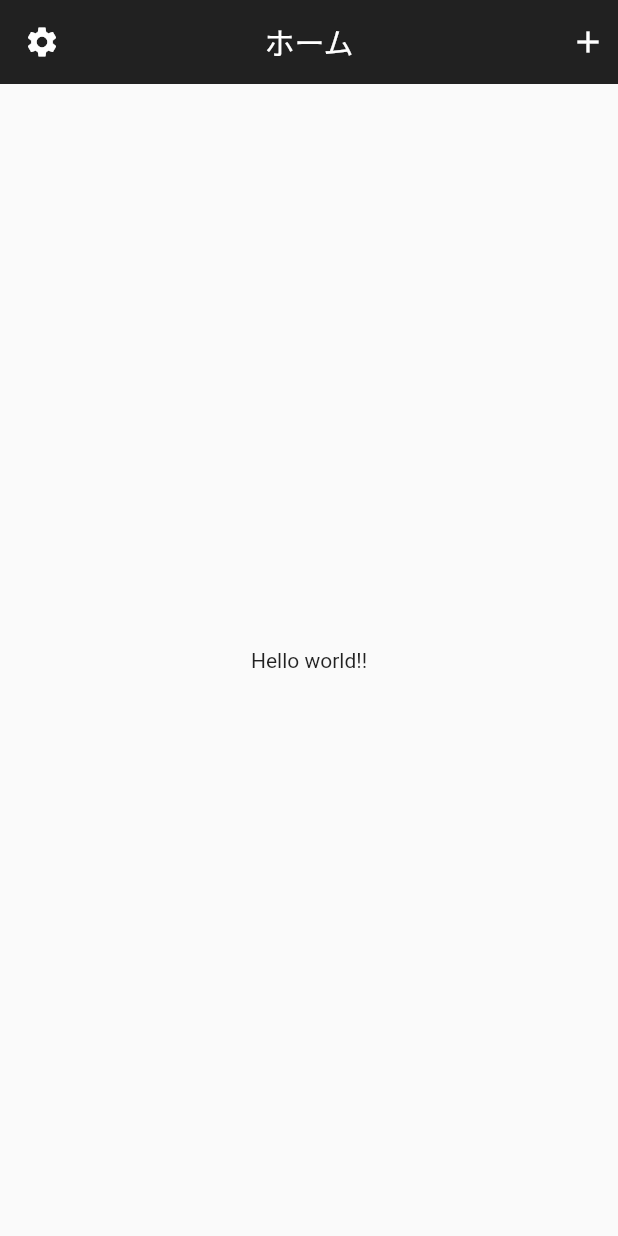
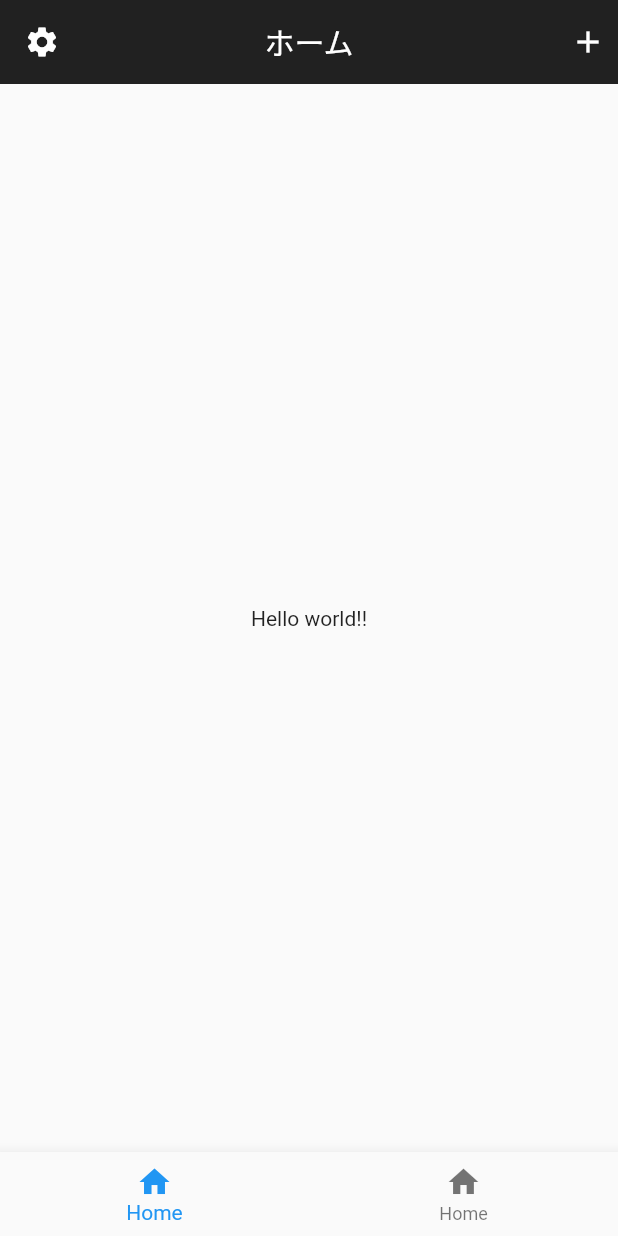
Before and after one commit to K-Asaka/Android-learn, a Flutter app: the screen it shows after launch, on a phone screen of 412 x 824 dp. Run offline on Flutter 3.47's test engine with Material 2 defaults, Android fonts, the light colour scheme and no system bars.

Commit message:
フッター部分を追加

```diff
--- a/flutter_header_futter/lib/main.dart
+++ b/flutter_header_futter/lib/main.dart
@@ -13,6 +13,18 @@ class App extends StatelessWidget {
       home: Scaffold(
         appBar: Header(),
         body: Center(child: Text("Hello world!!")),
+        bottomNavigationBar: BottomNavigationBar(
+          items: const [
+            BottomNavigationBarItem(
+              icon: Icon(Icons.home),
+              title: Text('Home'),
+            ),
+            BottomNavigationBarItem(
+              icon: Icon(Icons.home),
+              title: Text('Home'),
+            ),
+          ],
+        ),
       ),
     );
   }
```
